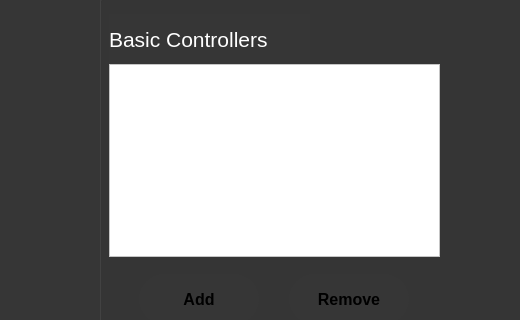
Qt form UI/ui_Configuration.ui (dragonjjr/Network_21HCB) before a commit; both pictures show x 0 to 520 and y 125 to 445 of the 1000 by 700 pixel window.
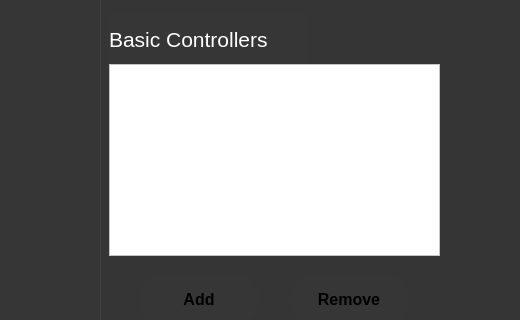
The same form after that commit. Icons and pictures are not drawn.

Commit message: add show config

```diff
--- a/UI/ui_Configuration.ui
+++ b/UI/ui_Configuration.ui
@@ -136,32 +136,6 @@
       <string>Advanced Controllers</string>
      </property>
     </widget>
-    <widget class="QListView" name="lvBasic">
-     <property name="geometry">
-      <rect>
-       <x>10</x>
-       <y>100</y>
-       <width>331</width>
-       <height>193</height>
-      </rect>
-     </property>
-     <property name="styleSheet">
-      <string notr="true">background-color: rgb(255, 255, 255);</string>
-     </property>
-    </widget>
-    <widget class="QListView" name="lvAdvanced">
-     <property name="geometry">
-      <rect>
-       <x>460</x>
-       <y>100</y>
-       <width>331</width>
-       <height>192</height>
-      </rect>
-     </property>
-     <property name="styleSheet">
-      <string notr="true">background-color: rgb(255, 255, 255);</string>
-     </property>
-    </widget>
     <widget class="QPushButton" name="btnAddBasic">
      <property name="geometry">
       <rect>
@@ -302,6 +276,38 @@
       <string>Add</string>
      </property>
     </widget>
+    <widget class="QListWidget" name="lvBasic">
+     <property name="geometry">
+      <rect>
+       <x>10</x>
+       <y>100</y>
+       <width>331</width>
+       <height>192</height>
+      </rect>
+     </property>
+     <property name="styleSheet">
+      <string notr="true">background-color: rgb(255, 255, 255);
+font: 10pt &quot;Arial&quot;;
+color: rgb(0, 0, 0);
+padding: 2px;</string>
+     </property>
+    </widget>
+    <widget class="QListWidget" name="lvAdvanced">
+     <property name="geometry">
+      <rect>
+       <x>460</x>
+       <y>100</y>
+       <width>331</width>
+       <height>192</height>
+      </rect>
+     </property>
+     <property name="styleSheet">
+      <string notr="true">background-color: rgb(255, 255, 255);
+font: 10pt &quot;Arial&quot;;
+color: rgb(0, 0, 0);
+padding: 2px;</string>
+     </property>
+    </widget>
    </widget>
    <widget class="QGroupBox" name="groupBox">
     <property name="geometry">
```
The commit also changes 2 other files.
